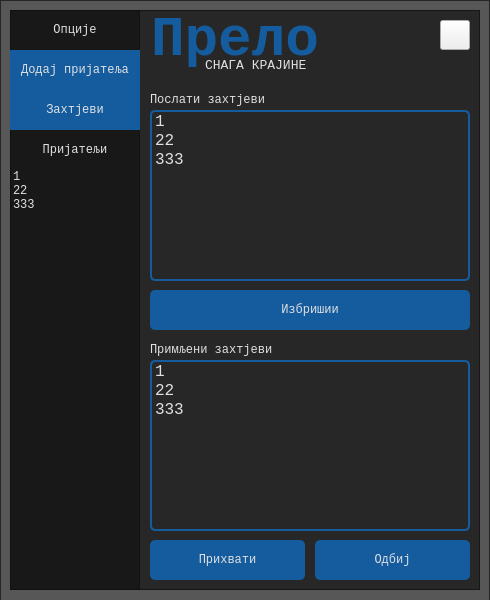
Before: the Qt Designer form application/ui/ui_friend.ui in nikola-supic/prelo, drawn with Qt 5.
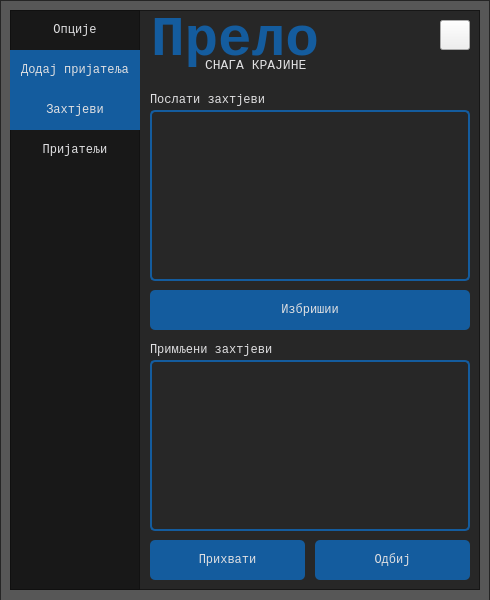
After: the same form once the commit is applied. The open tabs and pages were chosen to show the change. Icons and pictures are not drawn.

```diff
--- a/application/ui/ui_friend.ui
+++ b/application/ui/ui_friend.ui
@@ -272,6 +272,7 @@
         <property name="font">
          <font>
           <family>Courier New</family>
+          <pointsize>8</pointsize>
          </font>
         </property>
         <property name="styleSheet">
@@ -293,21 +294,6 @@
         <property name="horizontalScrollBarPolicy">
          <enum>Qt::ScrollBarAlwaysOff</enum>
         </property>
-        <item>
-         <property name="text">
-          <string>1</string>
-         </property>
-        </item>
-        <item>
-         <property name="text">
-          <string>22</string>
-         </property>
-        </item>
-        <item>
-         <property name="text">
-          <string>333</string>
-         </property>
-        </item>
        </widget>
        <widget class="QPushButton" name="btn_song_2">
         <property name="geometry">
@@ -561,7 +547,7 @@
          <property name="font">
           <font>
            <family>Courier New</family>
-           <pointsize>12</pointsize>
+           <pointsize>8</pointsize>
           </font>
          </property>
          <property name="styleSheet">
@@ -584,21 +570,6 @@
          <property name="horizontalScrollBarPolicy">
           <enum>Qt::ScrollBarAlwaysOff</enum>
          </property>
-         <item>
-          <property name="text">
-           <string>1</string>
-          </property>
-         </item>
-         <item>
-          <property name="text">
-           <string>22</string>
-          </property>
-         </item>
-         <item>
-          <property name="text">
-           <string>333</string>
-          </property>
-         </item>
         </widget>
         <widget class="QListWidget" name="list_received">
          <property name="geometry">
@@ -612,7 +583,7 @@
          <property name="font">
           <font>
            <family>Courier New</family>
-           <pointsize>12</pointsize>
+           <pointsize>8</pointsize>
           </font>
          </property>
          <property name="styleSheet">
@@ -635,21 +606,6 @@
          <property name="horizontalScrollBarPolicy">
           <enum>Qt::ScrollBarAlwaysOff</enum>
          </property>
-         <item>
-          <property name="text">
-           <string>1</string>
-          </property>
-         </item>
-         <item>
-          <property name="text">
-           <string>22</string>
-          </property>
-         </item>
-         <item>
-          <property name="text">
-           <string>333</string>
-          </property>
-         </item>
         </widget>
         <widget class="QPushButton" name="req_accept">
          <property name="geometry">
```
Left out of the diff: 26 changed lines with no effect on the pictures.
